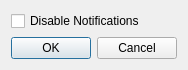
Before: the Qt Designer form Forms/dialog.ui in jasonodonnell/twitchcreep, drawn with Qt 5.
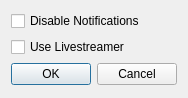
After: the same form once the commit is applied. Icons and pictures are not drawn.

Commit message: Adding livestreamer support

The edit to the form file:
```diff
--- a/Forms/dialog.ui
+++ b/Forms/dialog.ui
@@ -7,7 +7,7 @@
     <x>0</x>
     <y>0</y>
     <width>184</width>
-    <height>70</height>
+    <height>98</height>
    </rect>
   </property>
   <property name="windowTitle">
@@ -26,6 +26,13 @@
     </widget>
    </item>
    <item>
+    <widget class="QCheckBox" name="liveCheckbox">
+     <property name="text">
+      <string>Use Livestreamer</string>
+     </property>
+    </widget>
+   </item>
+   <item alignment="Qt::AlignHCenter">
     <widget class="QDialogButtonBox" name="buttonBox">
      <property name="orientation">
       <enum>Qt::Horizontal</enum>
```
The commit also changes 5 other files.
